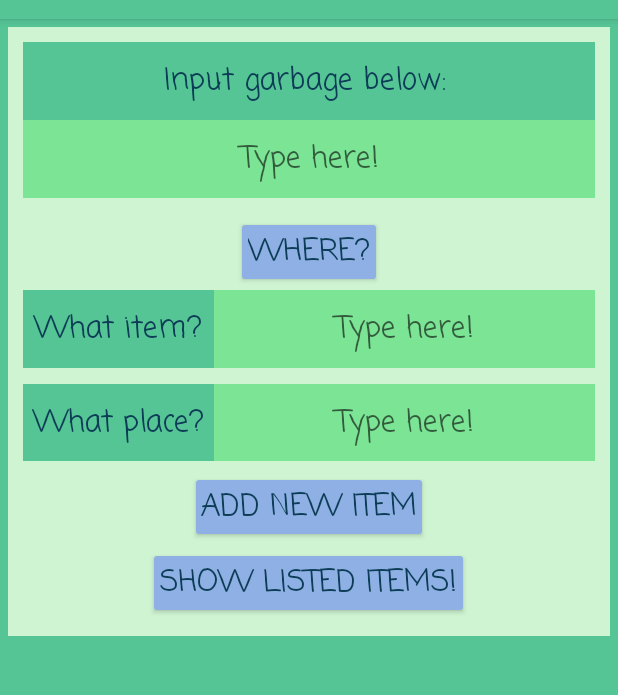
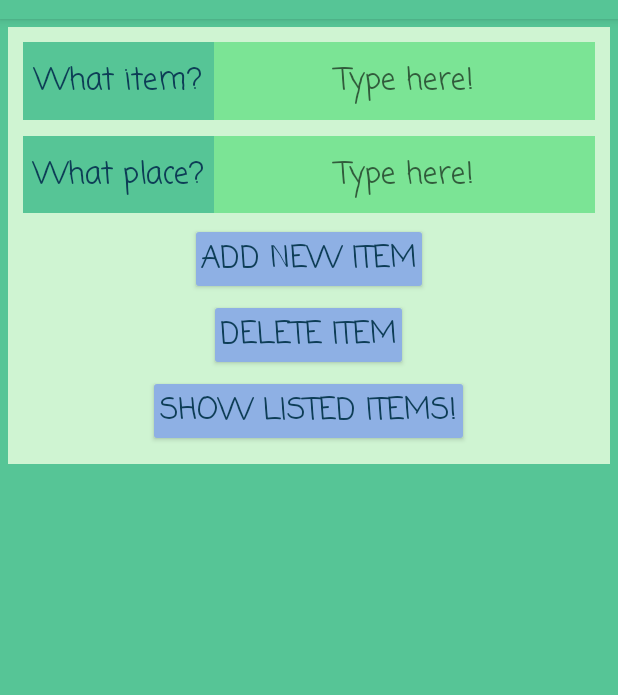
Before and after one commit to Evgenios95/Garbagious, an Android app: the screen it shows after launch (MainActivity), on a phone screen of 412 x 824 dp, the part 65-760 px from its top. Run offline under Robolectric (Android 15) with nearby library versions, the phone set to English and light mode, and no system bars.

Commit message:
Garbage Version 6

```diff
--- a/GarbageV3/GarbageV3/app/src/main/java/com/example/myapplication/FragmentUI.java
+++ b/GarbageV3/GarbageV3/app/src/main/java/com/example/myapplication/FragmentUI.java
@@ -22,7 +22,7 @@ import androidx.fragment.app.Fragment;
 public class FragmentUI extends Fragment {
 
     //GUI variables
-    private Button whereItems, listItems, addNewItem;
+    private Button whereItems, listItems, addNewItem, deleteItem;
     private TextView items, whatItem, whatPlace;
     private EditText searchItems;
 
@@ -30,11 +30,10 @@ public class FragmentUI extends Fragment {
     private ItemsDB itemsDB;
 
 
-
-    public String findWaste() {
-        String items = searchItems.getText().toString().toLowerCase();
-        return itemsDB.findWaste(items);
-    }
+//    public String findWaste() {
+//        String items = searchItems.getText().toString().toLowerCase();
+//        return itemsDB.findWaste(items);
+//    }
 
     @Override
     public void onCreate(Bundle savedInstanceState) {
@@ -49,20 +48,20 @@ public class FragmentUI extends Fragment {
                              Bundle savedInstanceState) {
         final View v = inflater.inflate(R.layout.fragment_ui, container, false);
 
-        items = v.findViewById(R.id.items);
-        items.setText("Input garbage below: ");
-        whereItems = v.findViewById(R.id.where_button);
+//        items = v.findViewById(R.id.items);
+//        items.setText("Input garbage below: ");
+//        whereItems = v.findViewById(R.id.where_button);
+//
+//        searchItems = v.findViewById(R.id.searchItems);
 
-        searchItems = v.findViewById(R.id.searchItems);
+//        whereItems.setOnClickListener(new View.OnClickListener() {
+//            @Override public void onClick(View v) {
+//                Log.v("EditText", searchItems.getText().toString());
+//                items.setText(findWaste());
+//            }
+//        });
 
-        whereItems.setOnClickListener(new View.OnClickListener() {
-            @Override public void onClick(View v) {
-                Log.v("EditText", searchItems.getText().toString());
-                items.setText(findWaste());
-            }
-        });
-
-        if (getResources().getConfiguration().orientation == Configuration.ORIENTATION_PORTRAIT){
+        if (getResources().getConfiguration().orientation == Configuration.ORIENTATION_PORTRAIT) {
             listItems = v.findViewById(R.id.list);
 
 
@@ -95,6 +94,17 @@ public class FragmentUI extends Fragment {
             }
         });
 
+        deleteItem= v.findViewById(R.id.deleteItem);
+        deleteItem.setOnClickListener(new View.OnClickListener() {
+            @Override
+            public void onClick(View view) {
+                if (!whatItem.getText().toString().trim().isEmpty()) {
+                    itemsDB.removeItem(whatItem.getText().toString());
+                    Toast.makeText(getActivity(), "Removed "+whatItem.getText(), Toast.LENGTH_SHORT).show();
+                }else Toast.makeText(getActivity(), "Removed", Toast.LENGTH_LONG).show();
+            }
+        });
+
         return v;
     }
 
--- a/GarbageV3/GarbageV3/app/src/main/java/com/example/myapplication/ItemsDB.java
+++ b/GarbageV3/GarbageV3/app/src/main/java/com/example/myapplication/ItemsDB.java
@@ -1,6 +1,13 @@
 package com.example.myapplication;
 
+import android.content.ContentValues;
 import android.content.Context;
+import android.database.Cursor;
+import android.database.sqlite.SQLiteDatabase;
+
+import com.example.myapplication.database.ItemBaseHelper;
+import com.example.myapplication.database.ItemCursorWrapper;
+import com.example.myapplication.database.ItemsDbSchema;
 
 import java.io.BufferedReader;
 import java.io.IOException;
@@ -12,82 +19,105 @@ import java.util.Map;
 import java.util.Observable;
 
 public class ItemsDB extends Observable {
+    private static ItemsDB sItemsDB;
+    private static SQLiteDatabase mDatabase;
 
-    private static ItemsDB sItemsDB;
-    private final HashMap<String, String> itemsMap = new HashMap<>();
-    private static Context sContext;
-
+    private ItemsDB(Context context) {
+        if (getAll().size() == 0)  fillItemsDB();
+    }
 
     public static ItemsDB get(Context context) {
-        if (sItemsDB == null) {
-            sContext = context;
-            sItemsDB = new ItemsDB();
+        if (sItemsDB == null)  {
+            mDatabase= new ItemBaseHelper(context.getApplicationContext()).getWritableDatabase();
+            sItemsDB = new ItemsDB(context);
         }
         return sItemsDB;
     }
 
-    public void addItem(String what, String where) {
-        itemsMap.put(what, where);
+    public void addItem(String what, String where){
+        Item newItem= new Item(what, where);
+        ContentValues values= getContentValues(newItem);
+        mDatabase.insert(ItemsDbSchema.ItemTable.NAME, null, values);
         this.setChanged(); notifyObservers();
     }
 
-    private ItemsDB() {
-        fillItemsDB();
+    public void removeItem(String what){
+        Item newItem= new Item(what, "");
+        String selection= ItemsDbSchema.ItemTable.Cols.WHAT + " LIKE ?";
+        int changed= mDatabase.delete(ItemsDbSchema.ItemTable.NAME, selection, new String[]{newItem.getWhat()});
+        if (changed > 0) { this.setChanged(); notifyObservers();  }
+    }
+
+    public void fillItemsDB() {
+        addItem("plastic bottle", "plastic");
+        addItem("bucket", "plastic");
+        addItem("straw", "plastic");
+        addItem("plastic cap", "plastic");
+        addItem("can", "metal");
+        addItem("cooking pan", "metal");
+        addItem("window frame", "metal");
+        addItem("telephone wire", "metal");
+        addItem("penny", "metal");
+        addItem("pennies", "metal");
+        addItem("zinc", "metal");
+        addItem("tin", "metal");
+        addItem("coffee", "food");
+        addItem("vegetables", "food");
+        addItem("fruit", "food");
+        addItem("book", "paper");
+        addItem("notebook", "paper");
+        addItem("cardboard", "paper");
+        addItem("card", "paper");
+        addItem("package", "paper");
+        addItem("carton", "paper");
+        addItem("cheque", "paper");
+        addItem("pizza box", "paper");
+        addItem("post-it note", "paper");
+        addItem("pressboard", "paper");
+        addItem("box", "paper");
+        addItem("napkin", "paper");
+        addItem("banknote", "paper");
+        addItem("letter", "paper");
+        addItem("magazine", "paper");
+        addItem("window", "glass");
+        addItem("mirror", "glass");
+        addItem("pyrex", "glass");
+        addItem("ceramics", "glass");
+        addItem("glass bottle", "glass");
+        addItem("glasses", "glass");
     }
 
     public ArrayList<Item> getAll() {
-        ArrayList<Item> result = new ArrayList<>();
-        for (HashMap.Entry<String, String> item : itemsMap.entrySet()){
-            result.add(new Item(item.getKey(), item.getValue()));
-    }
-        return result;
+        ArrayList<Item> items= new ArrayList<Item>();
+        ItemCursorWrapper cursor= queryItems(null, null);
+        cursor.moveToFirst();
+        while (!cursor.isAfterLast()) {
+            items.add(cursor.getItem());
+            cursor.moveToNext();
+        }
+        cursor.close();
+        return items;
     }
 
-    public int size() { return itemsMap.size(); }
-
-    public String findWaste(String garbageItem){
-        String r = "";
-        for (Map.Entry <String, String> item : itemsMap.entrySet()) {
-            if (item.getKey().equalsIgnoreCase(garbageItem)) {
-                r = r + "Throw " + item.getKey()+ " in" + item.getValue() +"!";
-                return r;
-            }
-        }
-        return "Sorry, not found!";
+    // Database helper methods to convert between Items and database rows
+    private static ContentValues getContentValues(Item item) {
+        ContentValues values=  new ContentValues();
+        values.put(ItemsDbSchema.ItemTable.Cols.WHAT, item.getWhat());
+        values.put(ItemsDbSchema.ItemTable.Cols.WHERE, item.getWhere());
+        return values;
     }
 
-    private void fillItemsDB() {
-        try {
-            BufferedReader reader =
-                    new BufferedReader(new InputStreamReader(sContext.getAssets().open(
-                            "garbage.txt")));
-            String line = reader.readLine();
-            while (line != null) {
-                String[] garbageCropper = line.split(",");
-                itemsMap.put(garbageCropper[0], garbageCropper[1]);
-                line = reader.readLine();
-            }
-        } catch (IOException e) {
-            e.printStackTrace();
-        }
+    static private ItemCursorWrapper queryItems(String whereClause, String[] whereArgs) {
+        Cursor cursor= mDatabase.query(
+                ItemsDbSchema.ItemTable.NAME,
+                null, // Columns - null selects all columns
+                whereClause, whereArgs,
+                null, // groupBy
+                null, // having
+                null  // orderBy
+        );
+        return new ItemCursorWrapper(cursor);
     }
+
+    public void close() {   mDatabase.close();   }
 }
-
-
-
-
-
-
-
-
-
-///**
-// //     * In order to have a singleton we need a pattern. A static member, which is the instance of the
-// //     * singleton class together with a static public method which will provide access to the
-// //     * singleton object and it returns the instance to the client calling class. With the singleton
-// //     * we ensure that only one instance of a class is created and allow multiple instances in the
-// //     * future without affecting it.
-// //     *
-// //     * @param context
-// //     * @return the list
-// //     */
--- a/GarbageV3/GarbageV3/app/src/main/java/com/example/myapplication/ListFragment.java
+++ b/GarbageV3/GarbageV3/app/src/main/java/com/example/myapplication/ListFragment.java
@@ -47,7 +47,7 @@ public class ListFragment extends Fragment implements Observer {
         return v;
     }
 
-    private class ItemHolder extends RecyclerView.ViewHolder{
+    private class ItemHolder extends RecyclerView.ViewHolder implements View.OnClickListener{
         private TextView mWhatTextView, mWhereTextView, mNoView;
 
         public ItemHolder(View itemView) {
@@ -62,6 +62,11 @@ public class ListFragment extends Fragment implements Observer {
             mWhatTextView.setText(item.getWhat());
             mWhereTextView.setText(item.getWhere());
         }
+
+        @Override public void onClick(View v) {
+            String what= (String)((TextView)v.findViewById(R.id.item_what)).getText();
+            itemsDB.removeItem(what);
+        }
     }
 
     private class ItemAdapter extends RecyclerView.Adapter<ItemHolder> {
@@ -74,8 +79,10 @@ public class ListFragment extends Fragment implements Observer {
             return new ItemHolder(v);
         }
 
+
+        //CHECK IT LATER
         @Override public void onBindViewHolder(@NonNull ItemHolder holder, int position) {
-            Item item = itemsDB.getAll().get(position);
+            Item item = localDB.get(position);
             holder.bindTogether(item, position);
         }
 
--- /dev/null
+++ b/GarbageV3/GarbageV3/app/src/main/java/com/example/myapplication/database/ItemBaseHelper.java
@@ -0,0 +1,28 @@
+package com.example.myapplication.database;
+
+import android.content.Context;
+import android.database.sqlite.SQLiteDatabase;
+import android.database.sqlite.SQLiteOpenHelper;
+import com.example.myapplication.database.ItemsDbSchema.ItemTable;
+
+public class ItemBaseHelper extends SQLiteOpenHelper {
+  private static final int VERSION = 1;
+  public static final String DATABASE_NAME = "garbage.db";
+
+  public ItemBaseHelper(Context context) {
+    super(context,
+            DATABASE_NAME,
+            null,
+            VERSION);
+  }
+
+  @Override
+  public void onCreate(SQLiteDatabase db) {
+    db.execSQL("create table " + ItemTable.NAME + "(" +
+        ItemTable.Cols.WHAT + ", " + ItemTable.Cols.WHERE + ")"
+    );
+  }
+
+  @Override
+  public void onUpgrade(SQLiteDatabase db, int oldVersion, int newVersion) {}
+}
--- /dev/null
+++ b/GarbageV3/GarbageV3/app/src/main/java/com/example/myapplication/database/ItemCursorWrapper.java
@@ -0,0 +1,18 @@
+package com.example.myapplication.database;
+
+import android.database.Cursor;
+import android.database.CursorWrapper;
+import com.example.myapplication.Item;
+import com.example.myapplication.database.ItemsDbSchema.ItemTable;
+
+public class ItemCursorWrapper extends CursorWrapper {
+  public ItemCursorWrapper(Cursor cursor) {
+    super(cursor);
+  }
+
+  public Item getItem() {
+    String what = getString(getColumnIndex(ItemTable.Cols.WHAT));
+    String where = getString(getColumnIndex(ItemTable.Cols.WHERE));
+    return new Item(what, where);
+  }
+}
--- /dev/null
+++ b/GarbageV3/GarbageV3/app/src/main/java/com/example/myapplication/database/ItemsDbSchema.java
@@ -0,0 +1,12 @@
+package com.example.myapplication.database;
+
+public class ItemsDbSchema {
+	public static final class ItemTable {
+		public static final String NAME = "Items";
+
+		public static final class Cols {
+			public static final String WHAT = "what";
+			public static final String WHERE = "whereC";  //where is a keyword in SQL
+		}
+	}
+}
--- a/GarbageV3/GarbageV3/app/src/main/res/layout-land/fragment_ui.xml
+++ b/GarbageV3/GarbageV3/app/src/main/res/layout-land/fragment_ui.xml
@@ -11,48 +11,48 @@
         android:layout_width="match_parent"
         android:layout_height="wrap_content"
         android:orientation="vertical">
-        <LinearLayout
-            android:layout_width="match_parent"
-            android:layout_height="wrap_content"
-            android:layout_marginBottom="5dp"
-            android:orientation="vertical">
+<!--        <LinearLayout-->
+<!--            android:layout_width="match_parent"-->
+<!--            android:layout_height="wrap_content"-->
+<!--            android:layout_marginBottom="5dp"-->
+<!--            android:orientation="vertical">-->
 
-            <TextView
-                android:id="@+id/items"
-                android:layout_width="match_parent"
-                android:layout_height="52dp"
-                android:background="@color/Green1"
-                android:fontFamily="casual"
-                android:gravity="center"
-                android:textAlignment="center"
-                android:textColor="@color/text"
-                android:textSize="20sp" />
+<!--            <TextView-->
+<!--                android:id="@+id/items"-->
+<!--                android:layout_width="match_parent"-->
+<!--                android:layout_height="52dp"-->
+<!--                android:background="@color/Green1"-->
+<!--                android:fontFamily="casual"-->
+<!--                android:gravity="center"-->
+<!--                android:textAlignment="center"-->
+<!--                android:textColor="@color/text"-->
+<!--                android:textSize="20sp" />-->
 
-            <EditText
-                android:id="@+id/searchItems"
-                android:layout_width="match_parent"
-                android:layout_height="52dp"
-                android:layout_marginBottom="5dp"
-                android:background="@color/Green2"
-                android:fontFamily="casual"
-                android:hint="@string/type_here"
-                android:inputType="text"
-                android:textAlignment="center"
-                android:textColor="@color/text"
-                android:textSize="@dimen/text_size" />
-        </LinearLayout>
-        <Button
-            android:id="@+id/where_button"
-            android:fontFamily="casual"
-            android:layout_width="wrap_content"
-            android:layout_height="wrap_content"
-            android:layout_gravity="center"
-            android:text="@string/where"
-            android:textSize="@dimen/button_size"
-            android:padding="8dp"
-            android:layout_margin="1dp"
-            android:textColor="@color/text"
-            app:backgroundTint="#8EB0E4" />
+<!--            <EditText-->
+<!--                android:id="@+id/searchItems"-->
+<!--                android:layout_width="match_parent"-->
+<!--                android:layout_height="52dp"-->
+<!--                android:layout_marginBottom="5dp"-->
+<!--                android:background="@color/Green2"-->
+<!--                android:fontFamily="casual"-->
+<!--                android:hint="@string/type_here"-->
+<!--                android:inputType="text"-->
+<!--                android:textAlignment="center"-->
+<!--                android:textColor="@color/text"-->
+<!--                android:textSize="@dimen/text_size" />-->
+<!--        </LinearLayout>-->
+<!--        <Button-->
+<!--            android:id="@+id/where_button"-->
+<!--            android:fontFamily="casual"-->
+<!--            android:layout_width="wrap_content"-->
+<!--            android:layout_height="wrap_content"-->
+<!--            android:layout_gravity="center"-->
+<!--            android:text="@string/where"-->
+<!--            android:textSize="@dimen/button_size"-->
+<!--            android:padding="8dp"-->
+<!--            android:layout_margin="1dp"-->
+<!--            android:textColor="@color/text"-->
+<!--            app:backgroundTint="#8EB0E4" />-->
         <LinearLayout
             android:layout_width="match_parent"
             android:layout_height="wrap_content"
@@ -127,5 +127,18 @@
             android:textColor="@color/text"
             app:backgroundTint="#8EB0E4" />
 
+        <Button
+            android:id="@+id/deleteItem"
+            android:layout_width="wrap_content"
+            android:layout_height="wrap_content"
+            android:layout_gravity="center"
+            android:layout_margin="1dp"
+            android:fontFamily="casual"
+            android:text="@string/delete_item"
+            android:textSize="@dimen/button_size"
+            android:padding="7dp"
+            android:textColor="@color/text"
+            app:backgroundTint="#8EB0E4" />
+
     </LinearLayout>
 </ScrollView>
--- a/GarbageV3/GarbageV3/app/src/main/res/layout/fragment_ui.xml
+++ b/GarbageV3/GarbageV3/app/src/main/res/layout/fragment_ui.xml
@@ -11,48 +11,48 @@
         android:layout_width="match_parent"
         android:layout_height="wrap_content"
         android:orientation="vertical">
-    <LinearLayout
-        android:layout_width="match_parent"
-        android:layout_height="wrap_content"
-        android:layout_marginBottom="5dp"
-        android:orientation="vertical">
+<!--    <LinearLayout-->
+<!--        android:layout_width="match_parent"-->
+<!--        android:layout_height="wrap_content"-->
+<!--        android:layout_marginBottom="5dp"-->
+<!--        android:orientation="vertical">-->
 
-        <TextView
-            android:id="@+id/items"
-            android:layout_width="match_parent"
-            android:layout_height="52dp"
-            android:background="@color/Green1"
-            android:fontFamily="casual"
-            android:gravity="center"
-            android:textAlignment="center"
-            android:textColor="@color/text"
-            android:textSize="20sp" />
+<!--        <TextView-->
+<!--            android:id="@+id/items"-->
+<!--            android:layout_width="match_parent"-->
+<!--            android:layout_height="52dp"-->
+<!--            android:background="@color/Green1"-->
+<!--            android:fontFamily="casual"-->
+<!--            android:gravity="center"-->
+<!--            android:textAlignment="center"-->
+<!--            android:textColor="@color/text"-->
+<!--            android:textSize="20sp" />-->
 
-        <EditText
-            android:id="@+id/searchItems"
-            android:layout_width="match_parent"
-            android:layout_height="52dp"
-            android:layout_marginBottom="5dp"
-            android:background="@color/Green2"
-            android:fontFamily="casual"
-            android:hint="@string/type_here"
-            android:inputType="text"
-            android:textAlignment="center"
-            android:textColor="@color/text"
-            android:textSize="@dimen/text_size" />
-    </LinearLayout>
-    <Button
-        android:id="@+id/where_button"
-        android:fontFamily="casual"
-        android:layout_width="wrap_content"
-        android:layout_height="wrap_content"
-        android:layout_gravity="center"
-        android:text="@string/where"
-        android:textSize="@dimen/button_size"
-        android:padding="8dp"
-        android:layout_margin="1dp"
-        android:textColor="@color/text"
-        app:backgroundTint="#8EB0E4" />
+<!--        <EditText-->
+<!--            android:id="@+id/searchItems"-->
+<!--            android:layout_width="match_parent"-->
+<!--            android:layout_height="52dp"-->
+<!--            android:layout_marginBottom="5dp"-->
+<!--            android:background="@color/Green2"-->
+<!--            android:fontFamily="casual"-->
+<!--            android:hint="@string/type_here"-->
+<!--            android:inputType="text"-->
+<!--            android:textAlignment="center"-->
+<!--            android:textColor="@color/text"-->
+<!--            android:textSize="@dimen/text_size" />-->
+<!--    </LinearLayout>-->
+<!--    <Button-->
+<!--        android:id="@+id/where_button"-->
+<!--        android:fontFamily="casual"-->
+<!--        android:layout_width="wrap_content"-->
+<!--        android:layout_height="wrap_content"-->
+<!--        android:layout_gravity="center"-->
+<!--        android:text="@string/where"-->
+<!--        android:textSize="@dimen/button_size"-->
+<!--        android:padding="8dp"-->
+<!--        android:layout_margin="1dp"-->
+<!--        android:textColor="@color/text"-->
+<!--        app:backgroundTint="#8EB0E4" />-->
     <LinearLayout
     android:layout_width="match_parent"
     android:layout_height="wrap_content"
@@ -114,6 +114,7 @@
             android:textSize="@dimen/text_size" />
     </LinearLayout>
 
+
     <Button
         android:id="@+id/addnewItem_button"
         android:layout_width="wrap_content"
@@ -127,6 +128,18 @@
         android:textColor="@color/text"
         app:backgroundTint="#8EB0E4" />
 
+        <Button
+            android:id="@+id/deleteItem"
+            android:layout_width="wrap_content"
+            android:layout_height="wrap_content"
+            android:layout_gravity="center"
+            android:layout_margin="1dp"
+            android:fontFamily="casual"
+            android:text="@string/delete_item"
+            android:textSize="@dimen/button_size"
+            android:padding="7dp"
+            android:textColor="@color/text"
+            app:backgroundTint="#8EB0E4" />
 
     <Button
         android:id="@+id/list"
--- a/GarbageV3/GarbageV3/app/src/main/res/values/strings.xml
+++ b/GarbageV3/GarbageV3/app/src/main/res/values/strings.xml
@@ -9,4 +9,5 @@
     <string name="what_place">What place?</string>
     <string name="list_items">List items!</string>
     <string name="show_listed_items">Show listed items!</string>
+    <string name="delete_item">Delete item</string>
 </resources>
```
Lines whose indentation alone changed are shown as unchanged.
